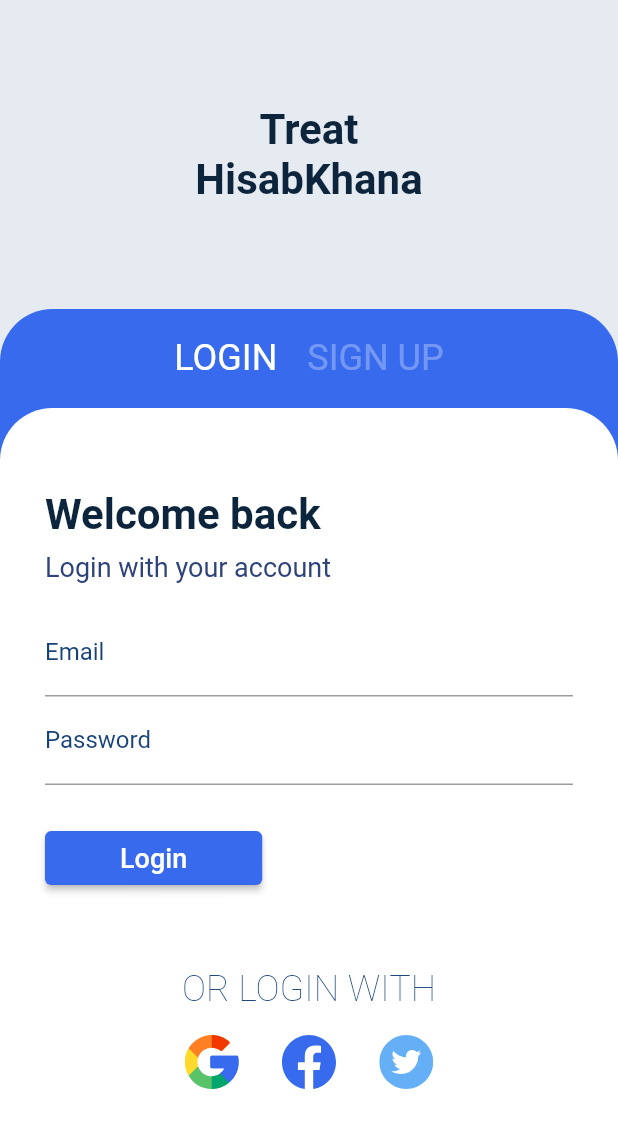
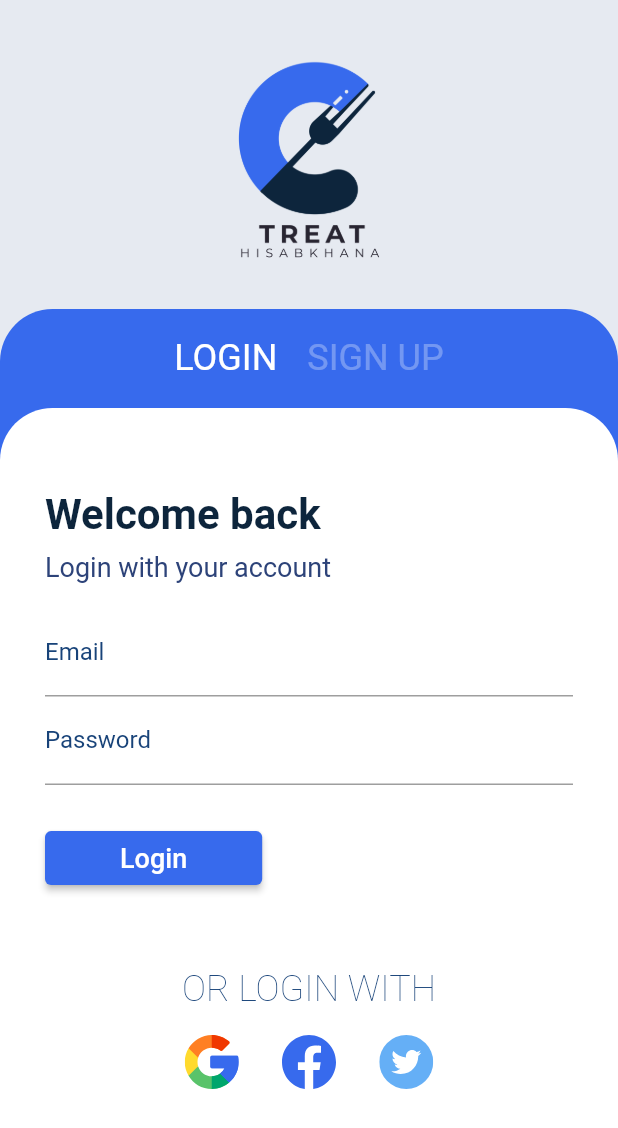
Before and after one commit to TanvirMahin24/treat-hisabkhana, a Flutter app: the LoginPage screen opened directly, on a phone screen of 412 x 824 dp. Shown: the top 1128 px of the screen. Run offline on Flutter 3.47's test engine with Material 2 defaults, Android fonts, the phone set to English and light mode, and no system bars; our stand-ins replace cloud_firestore, firebase_auth, firebase_core, firebase_storage, flutter_svg, google_sign_in; accounts and stored records are empty.

Commit message:
logo added

```diff
--- a/lib/pages/login.dart
+++ b/lib/pages/login.dart
@@ -28,19 +28,14 @@ class _LoginPageState extends State<LoginPage> {
           mainAxisAlignment: MainAxisAlignment.spaceBetween,
           crossAxisAlignment: CrossAxisAlignment.center,
           children: [
-            SizedBox(
+            Container(
               height: MediaQuery.of(context).size.height * .25,
+              padding: const EdgeInsets.only(top: 30, bottom: 10),
               child: const Center(
-                child: Text(
-                  "Treat\nHisabKhana",
-                  style: TextStyle(
-                    fontSize: 28,
-                    color: Color.fromRGBO(13, 37, 60, 1),
-                    fontWeight: FontWeight.bold,
-                  ),
-                  textAlign: TextAlign.center,
-                ),
-              ),
+                  child: Image(
+                image: AssetImage('images/intro/Logo1024.png'),
+                height: double.infinity,
+              )),
             ),
             Container(
               height: MediaQuery.of(context).size.height * .75,
```
Also changed, not shown: images/intro/Logo1024.png (added).
